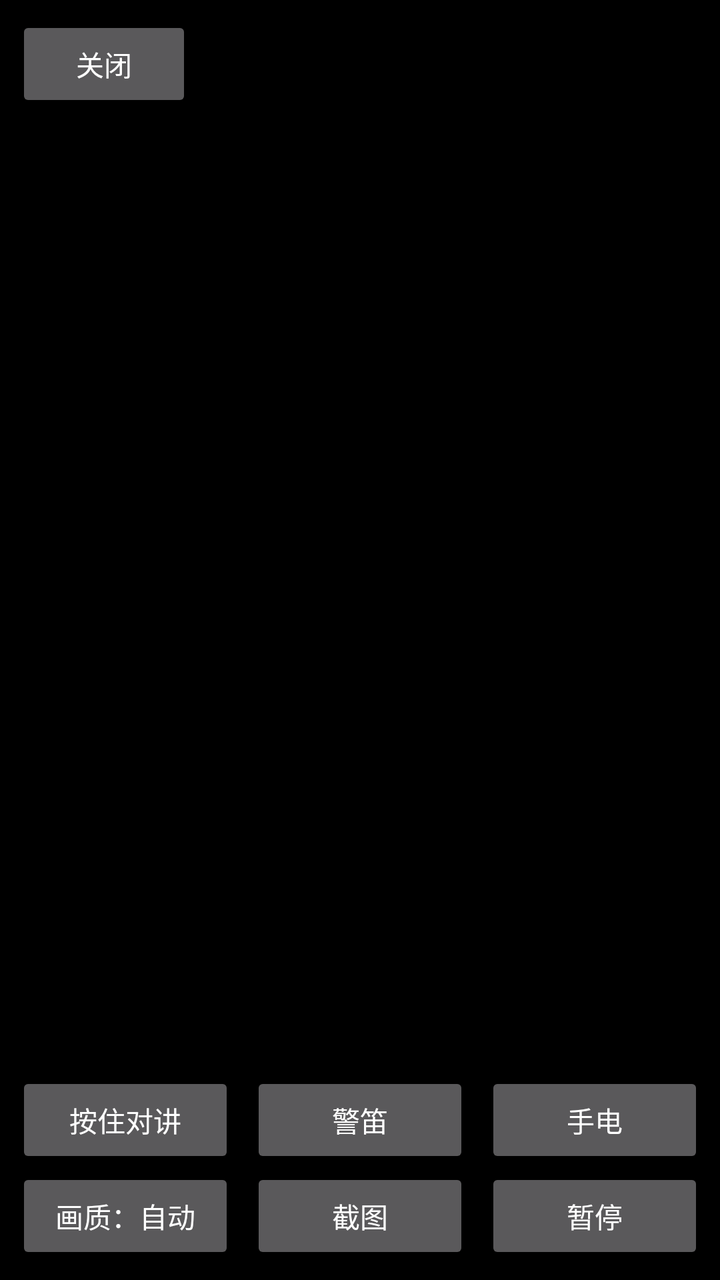
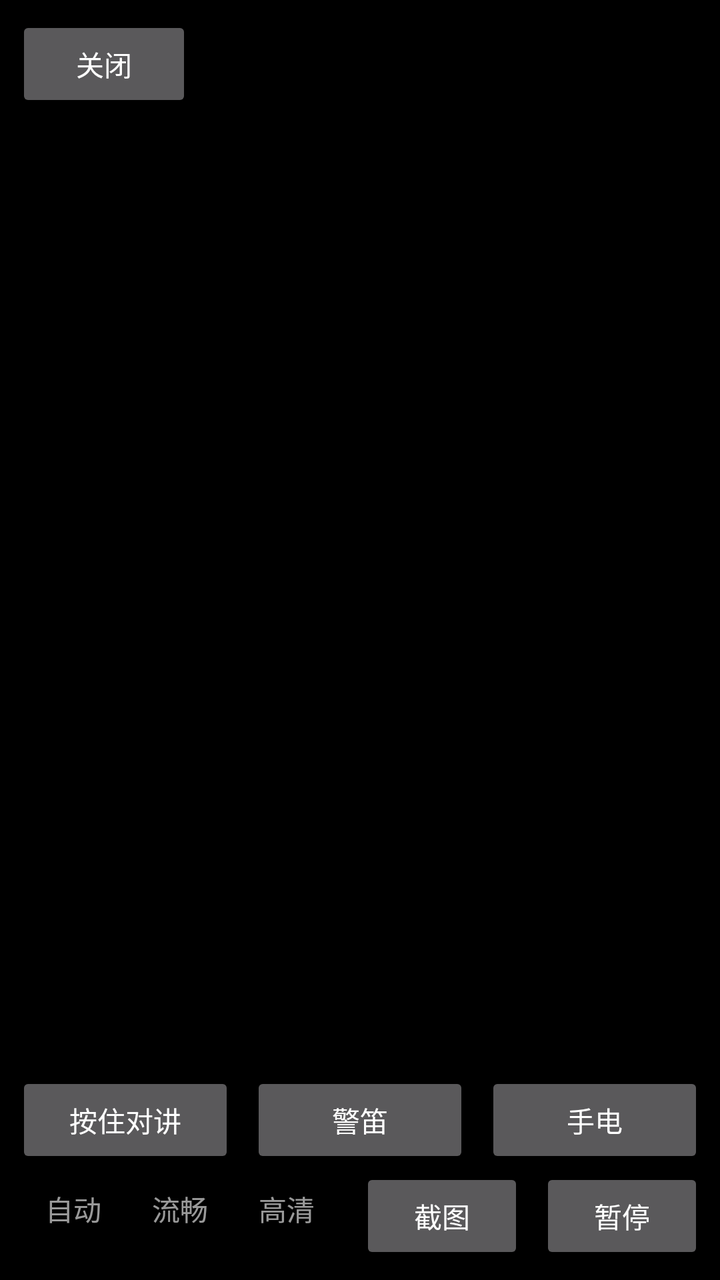

Screens rendered from an Android XML layout before and after an edit, with the pre-edit source and the edit as a unified diff.
<!-- AndroidManifest.xml: application theme Theme.QuietSentry -->
<!-- res/layout/activity_live_view.xml -->
<?xml version="1.0" encoding="utf-8"?>
<FrameLayout xmlns:android="http://schemas.android.com/apk/res/android"
    android:layout_width="match_parent"
    android:layout_height="match_parent"
    android:background="@color/qs_bg">

    <ImageView
        android:id="@+id/live_image"
        android:layout_width="match_parent"
        android:layout_height="match_parent"
        android:contentDescription="@string/live_frame_desc"
        android:scaleType="fitCenter" />

    <TextView
        android:id="@+id/live_status"
        android:layout_width="match_parent"
        android:layout_height="wrap_content"
        android:layout_gravity="center"
        android:gravity="center"
        android:padding="24dp"
        android:textColor="@color/qs_text_muted"
        android:textSize="14sp" />

    <LinearLayout
        android:id="@+id/live_top_bar"
        android:layout_width="match_parent"
        android:layout_height="wrap_content"
        android:background="@color/qs_overlay"
        android:gravity="center_vertical"
        android:orientation="horizontal"
        android:padding="8dp">

        <Button
            android:id="@+id/live_back"
            android:layout_width="wrap_content"
            android:layout_height="wrap_content"
            android:text="@string/live_close" />

        <TextView
            android:id="@+id/live_title"
            android:layout_width="0dp"
            android:layout_height="wrap_content"
            android:layout_weight="1"
            android:gravity="center"
            android:textColor="@color/qs_text"
            android:textSize="16sp" />

        <TextView
            android:id="@+id/live_counter"
            android:layout_width="wrap_content"
            android:layout_height="wrap_content"
            android:textColor="@color/qs_text_muted"
            android:textSize="13sp" />
    </LinearLayout>

    <LinearLayout
        android:id="@+id/live_bottom_bar"
        android:layout_width="match_parent"
        android:layout_height="wrap_content"
        android:layout_gravity="bottom"
        android:background="@color/qs_overlay"
        android:orientation="vertical"
        android:padding="8dp">

        
        <LinearLayout
            android:layout_width="match_parent"
            android:layout_height="wrap_content"
            android:orientation="horizontal">

            <Button
                android:id="@+id/live_talk"
                android:layout_width="0dp"
                android:layout_height="wrap_content"
                android:layout_marginEnd="8dp"
                android:layout_weight="1"
                android:text="@string/live_talk" />

            <Button
                android:id="@+id/live_siren"
                android:layout_width="0dp"
                android:layout_height="wrap_content"
                android:layout_marginEnd="8dp"
                android:layout_weight="1"
                android:text="@string/live_siren" />

            <Button
                android:id="@+id/live_torch"
                android:layout_width="0dp"
                android:layout_height="wrap_content"
                android:layout_weight="1"
                android:text="@string/live_torch" />
        </LinearLayout>

        <LinearLayout
            android:layout_width="match_parent"
            android:layout_height="wrap_content"
            android:orientation="horizontal">

            <Button
                android:id="@+id/live_quality"
                android:layout_width="0dp"
                android:layout_height="wrap_content"
                android:layout_marginEnd="8dp"
                android:layout_weight="1"
                android:text="@string/live_quality_auto" />

            <Button
                android:id="@+id/live_snapshot"
                android:layout_width="0dp"
                android:layout_height="wrap_content"
                android:layout_marginEnd="8dp"
                android:layout_weight="1"
                android:text="@string/live_snapshot" />

            <Button
                android:id="@+id/live_pause"
                android:layout_width="0dp"
                android:layout_height="wrap_content"
                android:layout_weight="1"
                android:text="@string/live_pause" />
        </LinearLayout>
    </LinearLayout>
</FrameLayout>
<!-- resources referenced by this layout -->
<resources>
  <color name="qs_bg">#FF000000</color>
  <color name="qs_overlay">#99000000</color>
  <color name="qs_text">#FFFFFFFF</color>
  <color name="qs_text_muted">#99FFFFFF</color>
  <string name="live_close">关闭</string>
  <string name="live_frame_desc">实时画面</string>
  <string name="live_pause">暂停</string>
  <string name="live_quality_auto">画质：自动</string>
  <string name="live_siren">警笛</string>
  <string name="live_snapshot">截图</string>
  <string name="live_talk">按住对讲</string>
  <string name="live_torch">手电</string>
  <style name="Theme.QuietSentry" parent="Theme.AppCompat.NoActionBar">
          <item name="android:windowBackground">@android:color/black</item>
          <item name="android:statusBarColor">@android:color/black</item>
          <item name="android:navigationBarColor">@android:color/black</item>
      </style>
</resources>

<!-- the commit's change to res/layout/activity_live_view.xml (unified diff, before → after) -->
@@ -97,13 +97,56 @@
             android:layout_height="wrap_content"
             android:orientation="horizontal">
 
-            <Button
-                android:id="@+id/live_quality"
+        
+        <LinearLayout
+            android:id="@+id/live_quality_group"
+            android:layout_width="0dp"
+            android:layout_height="wrap_content"
+            android:layout_marginEnd="8dp"
+            android:layout_weight="2"
+            android:background="@color/qs_overlay"
+            android:orientation="horizontal"
+            android:padding="2dp">
+
+            <TextView
+                android:id="@+id/live_quality_auto"
                 android:layout_width="0dp"
                 android:layout_height="wrap_content"
-                android:layout_marginEnd="8dp"
                 android:layout_weight="1"
-                android:text="@string/live_quality_auto" />
+                android:background="@drawable/live_quality_pill_item"
+                android:gravity="center"
+                android:paddingTop="8dp"
+                android:paddingBottom="8dp"
+                android:text="@string/live_quality_auto"
+                android:textColor="@color/live_quality_pill_text"
+                android:textSize="14sp" />
+
+            <TextView
+                android:id="@+id/live_quality_smooth"
+                android:layout_width="0dp"
+                android:layout_height="wrap_content"
+                android:layout_weight="1"
+                android:background="@drawable/live_quality_pill_item"
+                android:gravity="center"
+                android:paddingTop="8dp"
+                android:paddingBottom="8dp"
+                android:text="@string/live_quality_smooth"
+                android:textColor="@color/live_quality_pill_text"
+                android:textSize="14sp" />
+
+            <TextView
+                android:id="@+id/live_quality_hd"
+                android:layout_width="0dp"
+                android:layout_height="wrap_content"
+                android:layout_weight="1"
+                android:background="@drawable/live_quality_pill_item"
+                android:gravity="center"
+                android:paddingTop="8dp"
+                android:paddingBottom="8dp"
+                android:text="@string/live_quality_hd"
+                android:textColor="@color/live_quality_pill_text"
+                android:textSize="14sp" />
+        </LinearLayout>
 
             <Button
                 android:id="@+id/live_snapshot"
<!-- resource entries referenced after the edit -->
@@ -4,10 +4,28 @@
   <color name="qs_overlay">#99000000</color>
   <color name="qs_text">#FFFFFFFF</color>
   <color name="qs_text_muted">#99FFFFFF</color>
+  <!-- drawable live_quality_pill_item (drawable) -->
+  <?xml version="1.0" encoding="utf-8"?>
+  <selector xmlns:android="http://schemas.android.com/apk/res/android">
+      <item android:state_selected="true">
+          <shape android:shape="rectangle">
+              <corners android:radius="18dp" />
+              <solid android:color="@color/qs_accent_soft" />
+          </shape>
+      </item>
+      <item>
+          <shape android:shape="rectangle">
+              <corners android:radius="18dp" />
+              <solid android:color="@android:color/transparent" />
+          </shape>
+      </item>
+  </selector>
   <string name="live_close">关闭</string>
   <string name="live_frame_desc">实时画面</string>
   <string name="live_pause">暂停</string>
-  <string name="live_quality_auto">画质：自动</string>
+  <string name="live_quality_auto">自动</string>
+  <string name="live_quality_hd">高清</string>
+  <string name="live_quality_smooth">流畅</string>
   <string name="live_siren">警笛</string>
   <string name="live_snapshot">截图</string>
   <string name="live_talk">按住对讲</string>
@@ -17,5 +35,6 @@
           <item name="android:statusBarColor">@android:color/black</item>
           <item name="android:navigationBarColor">@android:color/black</item>
       </style>
+  <color name="qs_accent_soft">#3300BFA6</color>
 </resources>
 
